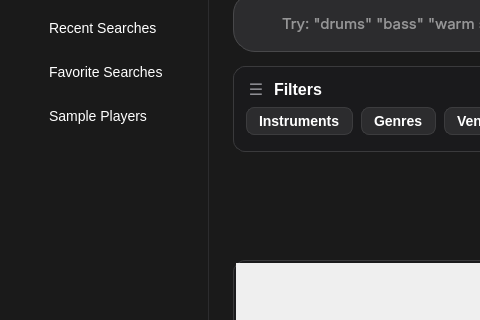
EdgeCraft-Tech-Studio/music-ai, file _Current version/current/views/patchio_current_ui.ui: the form before one commit; both pictures show x 0 to 480 and y 104 to 424 of the 1200 by 754 pixel window.
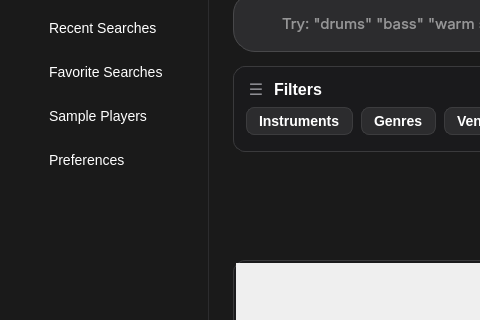
The form after the commit. Icons and pictures are not drawn.

What changed in the file:
```diff
--- a/_Current version/current/views/patchio_current_ui.ui
+++ b/_Current version/current/views/patchio_current_ui.ui
@@ -269,6 +269,31 @@
              </property>
             </widget>
            </item>
+           <item>
+            <widget class="QLabel" name="preferencesButton">
+             <property name="styleSheet">
+              <string notr="true">QLabel {
+    color: #FFFFFF;
+    font-size: 14px;
+    padding: 8px 12px;
+    border: none;
+    border-radius: 0px;
+    background-color: transparent;
+}
+
+QLabel:hover {
+    background-color: #2C2C2E;
+    border-radius: 4px;
+}</string>
+             </property>
+             <property name="lineWidth">
+              <number>0</number>
+             </property>
+             <property name="text">
+              <string>Preferences</string>
+             </property>
+            </widget>
+           </item>
           </layout>
          </widget>
         </item>
```
